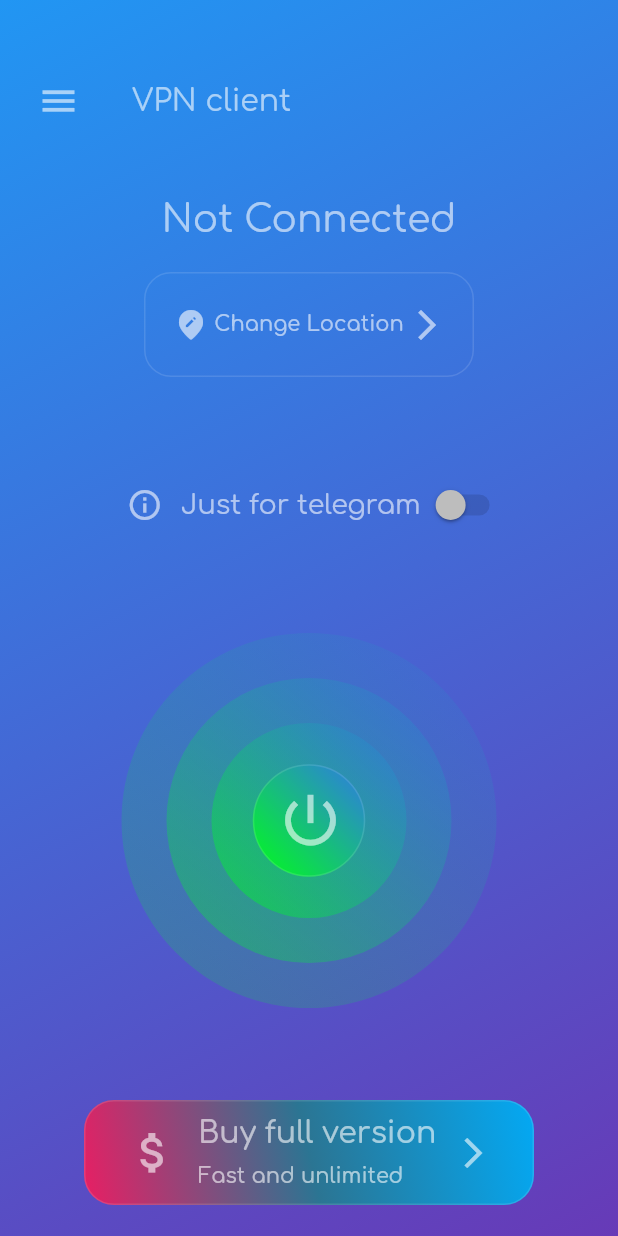
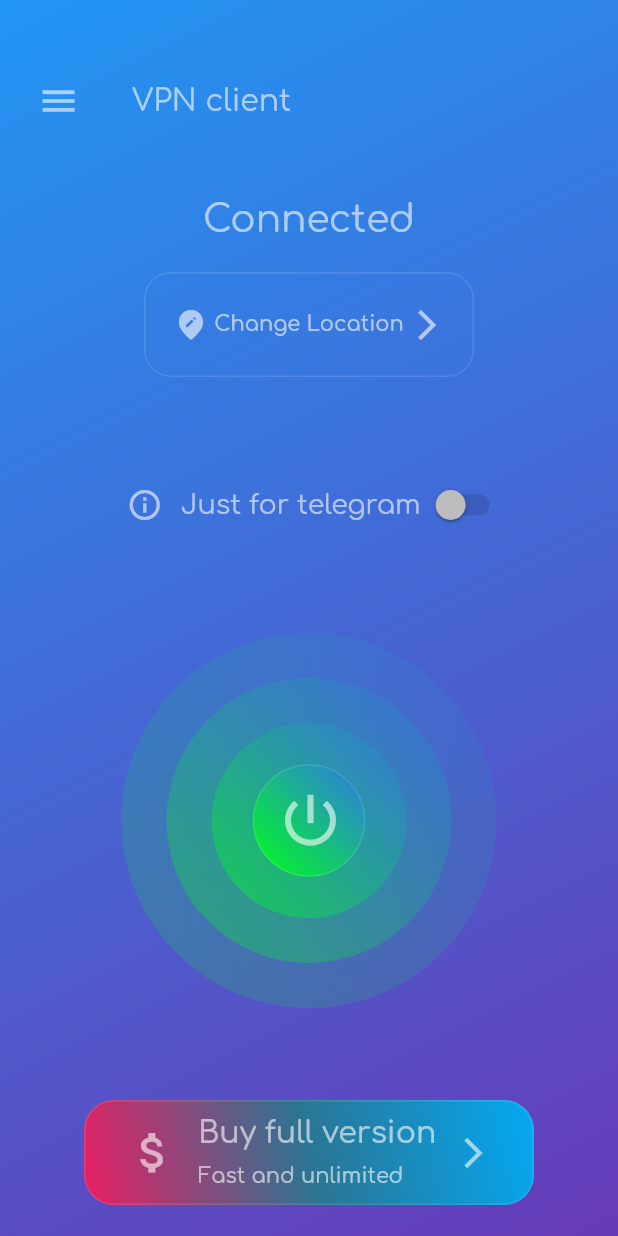
Before and after one commit to Ali-Hassanii/flutter_vpn_client, a Flutter app: the screen it shows after launch, after a tap on the "power settings new" icon, on a phone screen of 412 x 824 dp. Run offline on Flutter 3.47's test engine with Material 2 defaults, Android fonts, the phone set to English and light mode, and no system bars.

```diff
--- a/lib/screens/home.dart
+++ b/lib/screens/home.dart
@@ -16,16 +16,24 @@ class _HomeState extends State<Home> {
     const Color.fromRGBO(175, 79, 167, 1.0),
   ];
 
+  String connectionStatus = 'Not Connected';
+
   @override
   Widget build(BuildContext context) {
+
+    // vpn (on/off) button
     Widget containerButton = OutlinedButton(
       onPressed: () => setState(() {
         if (containersColor[0] == const Color.fromRGBO(35, 176, 219, 1.0)) {
+          // turn vpn on ( off --> on )
+          connectionStatus = 'Connected';
           containersColor = [
             const Color.fromRGBO(48, 120, 232, 1.0),
             const Color.fromRGBO(0, 253, 25, 1.0),
           ];
         } else {
+          // turn vpn off ( on --> off )
+          connectionStatus = 'Not Connected';
           containersColor = [
             const Color.fromRGBO(35, 176, 219, 1.0),
             const Color.fromRGBO(175, 79, 167, 1.0),
@@ -88,9 +96,9 @@ class _HomeState extends State<Home> {
                   )
                 ],
               ),
-              const Text(
-                'Not Connected',
-                style: TextStyle(
+              Text(
+                connectionStatus,
+                style: const TextStyle(
                   fontSize: 25,
                   color: onPrimaryColor,
                 ),
```
